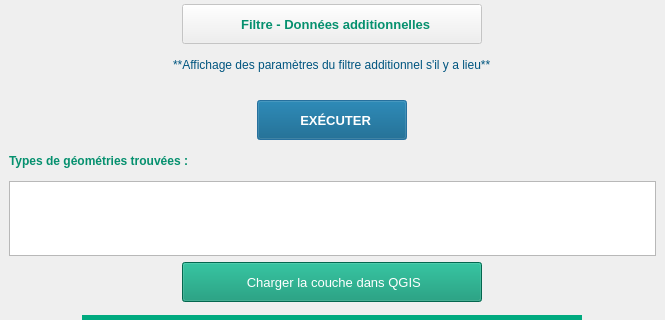
This is ui/referentiel_geographique_dock.ui in PnX-SI/GeoNature-GIS as Qt 5 draws it before an edit; both pictures show x 0 to 665 and y 504 to 824 of the 665 by 928 pixel window. The edited form follows.
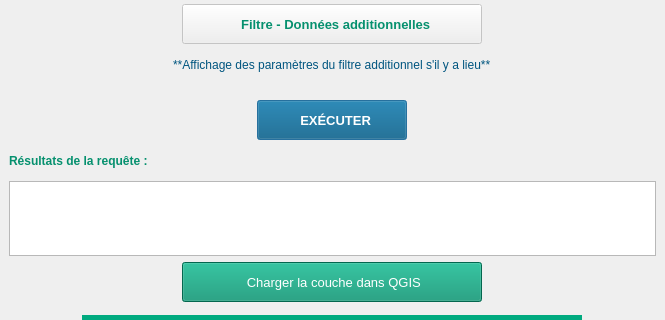
This is the edited form. Icons and pictures are not drawn. Custom widgets are drawn as their Qt base class.

The edit to the form file:
```diff
--- a/ui/referentiel_geographique_dock.ui
+++ b/ui/referentiel_geographique_dock.ui
@@ -583,7 +583,7 @@
        <string notr="true">color: rgb(5, 144, 110);</string>
       </property>
       <property name="text">
-       <string>Types de géométries trouvées : </string>
+       <string>Résultats de la requête :</string>
       </property>
      </widget>
     </item>
```
Left out of the diff: 3 changed lines with no effect on the pictures.
